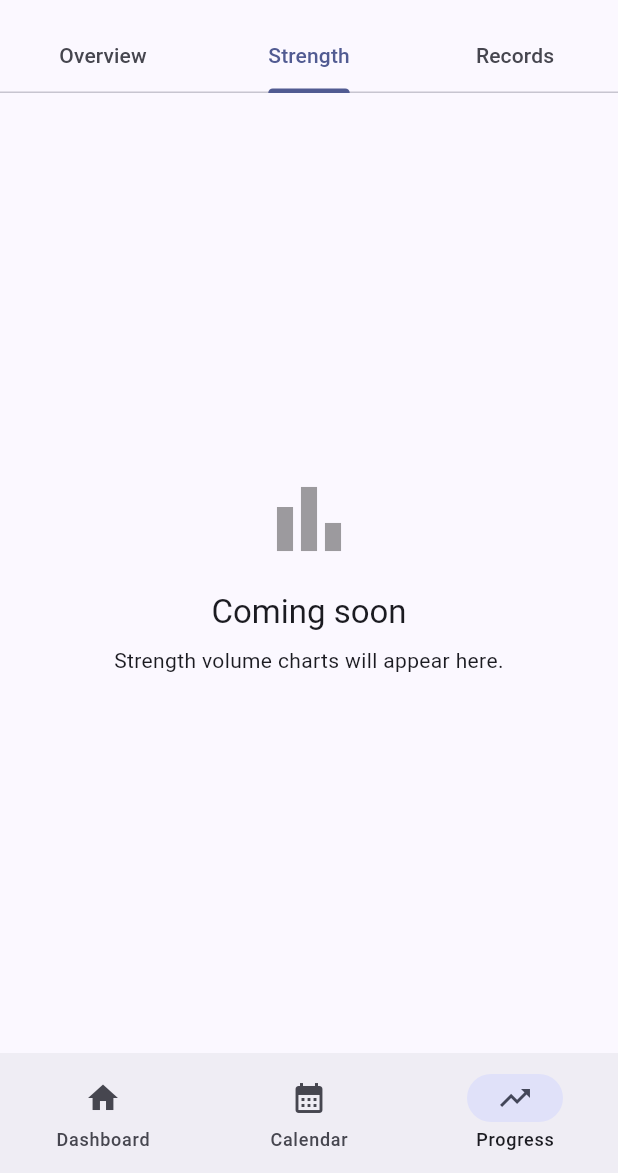
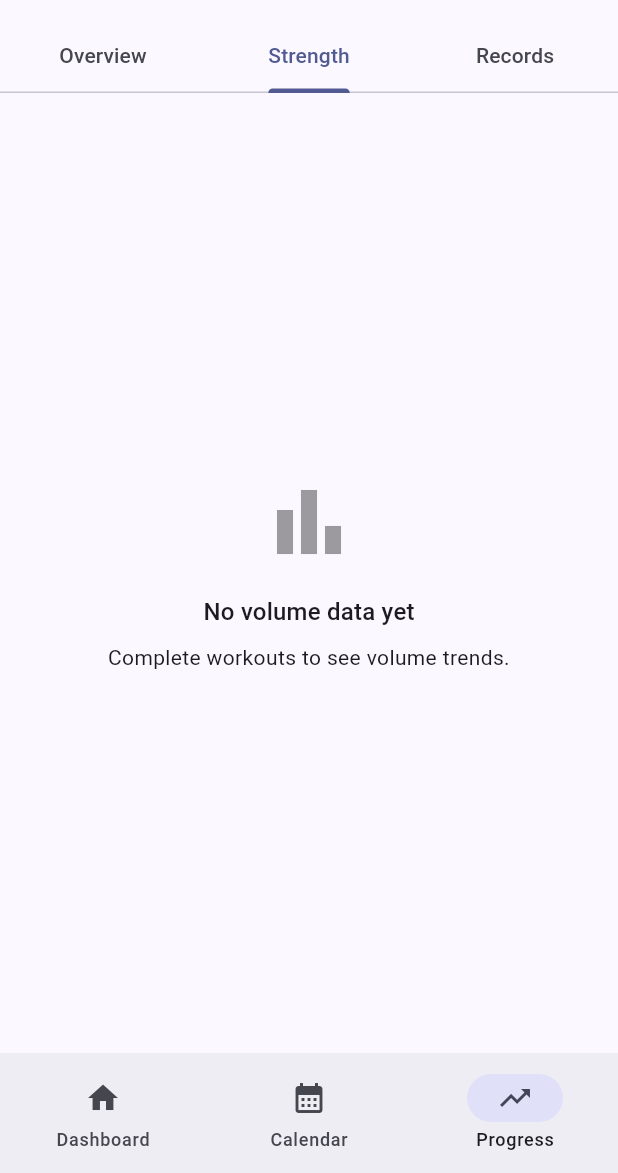
Before and after one commit to vbar20230812/runforge, a Flutter app: the ProgressPage screen opened by its route, tab 2 chosen, on a phone screen of 412 x 824 dp, the part 63-1236 px from its top. Run offline on Flutter 3.47's test engine with Material 3 defaults, Android fonts, the phone set to English and light mode, and no system bars; our stand-ins replace cached_network_image, cloud_firestore, firebase_auth, firebase_core, fl_chart, flutter_dotenv and 3 more; accounts and stored records are empty; statements that could not run were skipped.

Commit message:
Add strength volume chart to Progress page
- Bar chart showing weekly volume load (sets x reps x weight in kg)
- Bars colored by periodization phase (base=blue, build=orange, peak=red)
- Touch tooltips with exact kg value and phase name
- Phase legend and summary stats (total, average, best week)
- Wired into Progress page Strength tab (replaces placeholder)

Co-Authored-By: Claude Opus 4.6 <noreply@anthropic.com>

```diff
--- a/lib/features/progress/progress_page.dart
+++ b/lib/features/progress/progress_page.dart
@@ -5,6 +5,7 @@ import '../../shared/widgets/loading_spinner.dart';
 import '../../shared/widgets/error_message.dart';
 import '../../data/models/progress_snapshot.dart';
 import '../../data/models/personal_record.dart';
+import 'volume_chart.dart';
 
 class ProgressPage extends ConsumerWidget {
   const ProgressPage({super.key});
@@ -218,28 +219,7 @@ class _StrengthTab extends StatelessWidget {
 
   @override
   Widget build(BuildContext context) {
-    return Center(
-      child: Padding(
-        padding: const EdgeInsets.all(24),
-        child: Column(
-          mainAxisSize: MainAxisSize.min,
-          children: [
-            Icon(Icons.bar_chart, size: 64, color: Theme.of(context).disabledColor),
-            const SizedBox(height: 16),
-            Text(
-              'Coming soon',
-              style: Theme.of(context).textTheme.titleLarge,
-            ),
-            const SizedBox(height: 8),
-            Text(
-              'Strength volume charts will appear here.',
-              style: Theme.of(context).textTheme.bodyMedium,
-              textAlign: TextAlign.center,
-            ),
-          ],
-        ),
-      ),
-    );
+    return const VolumeChart();
   }
 }
 
--- /dev/null
+++ b/lib/features/progress/volume_chart.dart
@@ -0,0 +1,395 @@
+import 'package:fl_chart/fl_chart.dart';
+import 'package:flutter/material.dart';
+import 'package:flutter_riverpod/flutter_riverpod.dart';
+
+import '../../core/constants/app_constants.dart';
+import '../../data/models/progress_snapshot.dart';
+import '../../shared/providers/progress_provider.dart';
+
+/// Phase-to-color mapping for the volume chart bars.
+Color _phaseColor(String phase) {
+  switch (phase) {
+    case 'base':
+      return Colors.blue;
+    case 'build':
+      return Colors.orange;
+    case 'peak':
+      return Colors.red;
+    case 'recover':
+      return Colors.green;
+    default:
+      return Colors.grey;
+  }
+}
+
+/// Derives a week number from [snapshotDate] relative to a reference point.
+/// Falls back to index-based ordering when no absolute week count is available.
+int _weekIndex(DateTime snapshotDate, DateTime referenceDate) {
+  final diff = snapshotDate.difference(referenceDate).inDays;
+  return (diff / 7).floor() + 1;
+}
+
+class VolumeChart extends ConsumerWidget {
+  const VolumeChart({super.key});
+
+  @override
+  Widget build(BuildContext context, WidgetRef ref) {
+    final snapshotsAsync = ref.watch(progressSnapshotsProvider);
+
+    return snapshotsAsync.when(
+      loading: () => const Center(
+        child: CircularProgressIndicator(),
+      ),
+      error: (error, _) => Center(
+        child: Padding(
+          padding: const EdgeInsets.all(24),
+          child: Column(
+            mainAxisSize: MainAxisSize.min,
+            children: [
+              Icon(
+                Icons.error_outline,
+                size: 48,
+                color: Theme.of(context).colorScheme.error,
+              ),
+              const SizedBox(height: 12),
+              Text(
+                'Could not load volume data',
+                style: Theme.of(context).textTheme.titleMedium,
+              ),
+              const SizedBox(height: 4),
+              Text(
+                '$error',
+                style: Theme.of(context).textTheme.bodySmall,
+                textAlign: TextAlign.center,
+              ),
+            ],
+          ),
+        ),
+      ),
+      data: (snapshots) {
+        final volumeSnapshots = snapshots
+            .where((s) => s.totalVolumeLoad != null && s.totalVolumeLoad! > 0)
+            .toList();
+
+        if (volumeSnapshots.isEmpty) {
+          return Center(
+            child: Padding(
+              padding: const EdgeInsets.all(24),
+              child: Column(
+                mainAxisSize: MainAxisSize.min,
+                children: [
+                  Icon(
+                    Icons.bar_chart,
+                    size: 64,
+                    color: Theme.of(context).disabledColor,
+                  ),
+                  const SizedBox(height: 16),
+                  Text(
+                    'No volume data yet',
+                    style: Theme.of(context).textTheme.titleMedium,
+                  ),
+                  const SizedBox(height: 8),
+                  Text(
+                    'Complete workouts to see volume trends.',
+                    style: Theme.of(context).textTheme.bodyMedium,
+                    textAlign: TextAlign.center,
+                  ),
+                ],
+              ),
+            ),
+          );
+        }
+
+        // Sort chronologically (oldest first).
+        volumeSnapshots.sort(
+          (a, b) => a.snapshotDate.compareTo(b.snapshotDate),
+        );
+
+        // Reference date is the earliest snapshot for relative week numbering.
+        final referenceDate = volumeSnapshots.first.snapshotDate;
+
+        // Build bar data.
+        final barGroups = <BarChartGroupData>[];
+        double maxVolume = 0;
+
+        for (var i = 0; i < volumeSnapshots.length; i++) {
+          final snapshot = volumeSnapshots[i];
+          final volume = snapshot.totalVolumeLoad!;
+          if (volume > maxVolume) maxVolume = volume;
+
+          final weekIdx = _weekIndex(snapshot.snapshotDate, referenceDate);
+          final phase = AppConstants.getPhaseForWeek(weekIdx);
+          final color = _phaseColor(phase);
+
+          barGroups.add(
+            BarChartGroupData(
+              x: i,
+              barRods: [
+                BarChartRodData(
+                  toY: volume,
+                  color: color,
+                  width: 20,
+                  borderRadius: const BorderRadius.only(
+                    topLeft: Radius.circular(4),
+                    topRight: Radius.circular(4),
+                  ),
+                ),
+              ],
+            ),
+          );
+        }
+
+        // Compute Y-axis ceiling: round up to next nice interval.
+        final yMax = maxVolume * 1.15;
+        final yInterval = _niceInterval(yMax);
+
+        return SingleChildScrollView(
+          padding: const EdgeInsets.all(16),
+          child: Column(
+            crossAxisAlignment: CrossAxisAlignment.start,
+            children: [
+              Text(
+                'Weekly Volume Load',
+                style: Theme.of(context).textTheme.titleLarge,
+              ),
+              const SizedBox(height: 4),
+              Text(
+                'Sets x Reps x Weight (kg)',
+                style: Theme.of(context).textTheme.bodySmall,
+              ),
+              const SizedBox(height: 24),
+              _PhaseLegend(),
+              const SizedBox(height: 16),
+              SizedBox(
+                height: 260,
+                child: BarChart(
+                  BarChartData(
+                    alignment: BarChartAlignment.spaceAround,
+                    maxY: (yMax / yInterval).ceilToDouble() * yInterval,
+                    barGroups: barGroups,
+                    gridData: FlGridData(
+                      show: true,
+                      drawHorizontalLine: true,
+                      horizontalInterval: yInterval,
+                      getDrawingHorizontalLine: (value) => FlLine(
+                        color: Theme.of(context)
+                            .colorScheme
+                            .onSurface
+                            .withValues(alpha: 0.08),
+                        strokeWidth: 1,
+                      ),
+                    ),
+                    borderData: FlBorderData(show: false),
+                    titlesData: FlTitlesData(
+                      show: true,
+                      topTitles: const AxisTitles(
+                        sideTitles: SideTitles(showTitles: false),
+                      ),
+                      rightTitles: const AxisTitles(
+                        sideTitles: SideTitles(showTitles: false),
+                      ),
+                      bottomTitles: AxisTitles(
+                        axisNameWidget: const Padding(
+                          padding: EdgeInsets.only(top: 8),
+                          child: Text(''),
+                        ),
+                        sideTitles: SideTitles(
+                          showTitles: true,
+                          reservedSize: 32,
+                          getTitlesWidget: (value, meta) {
+                            final idx = value.toInt();
+                            if (idx < 0 || idx >= volumeSnapshots.length) {
+                              return const SizedBox.shrink();
+                            }
+                            return Padding(
+                              padding: const EdgeInsets.only(top: 8),
+                              child: Text(
+                                'W${idx + 1}',
+                                style: Theme.of(context).textTheme.bodySmall,
+                              ),
+                            );
+                          },
+                        ),
+                      ),
+                      leftTitles: AxisTitles(
+                        axisNameWidget: const Padding(
+                          padding: EdgeInsets.only(right: 4),
+                        ),
+                        sideTitles: SideTitles(
+                          showTitles: true,
+                          reservedSize: 48,
+                          interval: yInterval,
+                          getTitlesWidget: (value, meta) {
+                            return Text(
+                              value.toInt().toString(),
+                              style: Theme.of(context).textTheme.bodySmall,
+                              textAlign: TextAlign.right,
+                            );
+                          },
+                        ),
+                      ),
+                    ),
+                    barTouchData: BarTouchData(
+                      touchTooltipData: BarTouchTooltipData(
+                        tooltipPadding: const EdgeInsets.all(8),
+                        tooltipMargin: 8,
+                        getTooltipItem: (group, groupIndex, rod, rodIndex) {
+                          final snapshot = volumeSnapshots[group.x];
+                          final weekIdx = _weekIndex(
+                            snapshot.snapshotDate,
+                            referenceDate,
+                          );
+                          final phase =
+                              AppConstants.getPhaseForWeek(weekIdx);
+                          return BarTooltipItem(
+                            '${rod.toY.toStringAsFixed(0)} kg\n'
+                            '${phase[0].toUpperCase()}${phase.substring(1)} phase',
+                            TextStyle(
+                              color: Colors.white,
+                              fontSize: Theme.of(context)
+                                  .textTheme
+                                  .bodySmall
+                                  ?.fontSize,
+                              fontWeight: FontWeight.w600,
+                            ),
+                          );
+                        },
+                      ),
+                    ),
+                  ),
+                ),
+              ),
+              const SizedBox(height: 24),
+              _VolumeStats(snapshots: volumeSnapshots, referenceDate: referenceDate),
+            ],
+          ),
+        );
+      },
+    );
+  }
+
+  /// Returns a "nice" interval for the Y-axis given the max value.
+  double _niceInterval(double maxVal) {
+    if (maxVal <= 0) return 100;
+    final rough = maxVal / 5;
+    final magnitude = rough == 0 ? 1 : rough ~/ 1;
+    // Round up to nearest power-of-10 step.
+    var step = 10;
+    while (step < magnitude) {
+      step *= 10;
+    }
+    // Prefer 2, 5, or 10 multiples.
+    if (rough <= step * 0.3) return step * 0.2;
+    if (rough <= step * 0.7) return step * 0.5;
+    return step.toDouble();
+  }
+}
+
+/// Small legend showing phase color meanings.
+class _PhaseLegend extends StatelessWidget {
+  @override
+  Widget build(BuildContext context) {
+    final phases = [
+      ('Base', Colors.blue),
+      ('Build', Colors.orange),
+      ('Peak', Colors.red),
+      ('Recover', Colors.green),
+    ];
+
+    return Wrap(
+      spacing: 16,
+      runSpacing: 4,
+      children: phases.map((entry) {
+        return Row(
+          mainAxisSize: MainAxisSize.min,
+          children: [
+            Container(
+              width: 12,
+              height: 12,
+              decoration: BoxDecoration(
+                color: entry.$2,
+                borderRadius: BorderRadius.circular(2),
+              ),
+            ),
+            const SizedBox(width: 4),
+            Text(
+              entry.$1,
+              style: Theme.of(context).textTheme.bodySmall,
+            ),
+          ],
+        );
+      }).toList(),
+    );
+  }
+}
+
+/// Summary stats below the chart: total volume, average, and best week.
+class _VolumeStats extends StatelessWidget {
+  final List<ProgressSnapshot> snapshots;
+  final DateTime referenceDate;
+
+  const _VolumeStats({
+    required this.snapshots,
+    required this.referenceDate,
+  });
+
+  @override
+  Widget build(BuildContext context) {
+    if (snapshots.isEmpty) return const SizedBox.shrink();
+
+    final volumes = snapshots.map((s) => s.totalVolumeLoad!).toList();
+    final total = volumes.fold<double>(0, (sum, v) => sum + v);
+    final avg = total / volumes.length;
+    final best = volumes.reduce((a, b) => a > b ? a : b);
+
+    return Card(
+      child: Padding(
+        padding: const EdgeInsets.all(16),
+        child: Column(
+          crossAxisAlignment: CrossAxisAlignment.start,
+          children: [
+            Text(
+              'Summary',
+              style: Theme.of(context).textTheme.titleMedium,
+            ),
+            const SizedBox(height: 8),
+            Row(
+              mainAxisAlignment: MainAxisAlignment.spaceAround,
+              children: [
+                _StatPill(label: 'Total', value: '${total.toStringAsFixed(0)} kg'),
+                _StatPill(label: 'Avg/Week', value: '${avg.toStringAsFixed(0)} kg'),
+                _StatPill(label: 'Best Week', value: '${best.toStringAsFixed(0)} kg'),
+              ],
+            ),
+          ],
+        ),
+      ),
+    );
+  }
+}
+
+class _StatPill extends StatelessWidget {
+  final String label;
+  final String value;
+
+  const _StatPill({required this.label, required this.value});
+
+  @override
+  Widget build(BuildContext context) {
+    return Column(
+      children: [
+        Text(
+          value,
+          style: Theme.of(context).textTheme.bodyLarge?.copyWith(
+                fontWeight: FontWeight.bold,
+              ),
+        ),
+        const SizedBox(height: 2),
+        Text(
+          label,
+          style: Theme.of(context).textTheme.bodySmall,
+        ),
+      ],
+    );
+  }
+}
```
